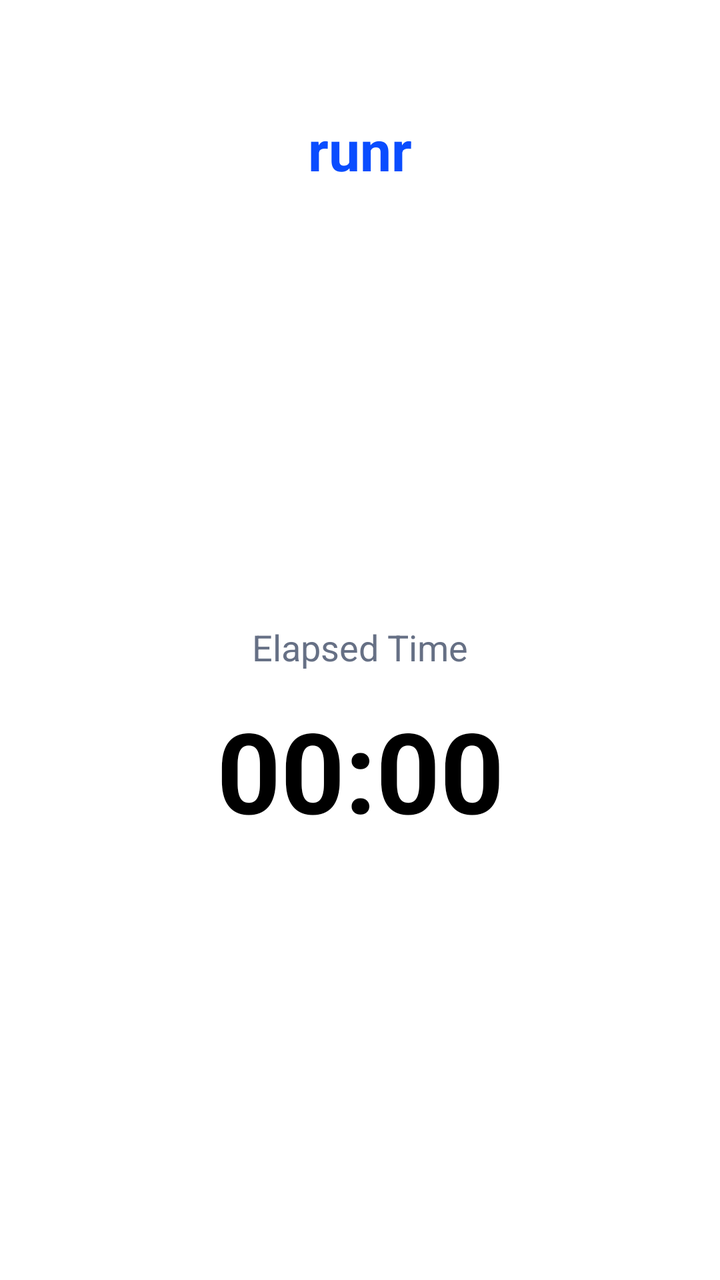
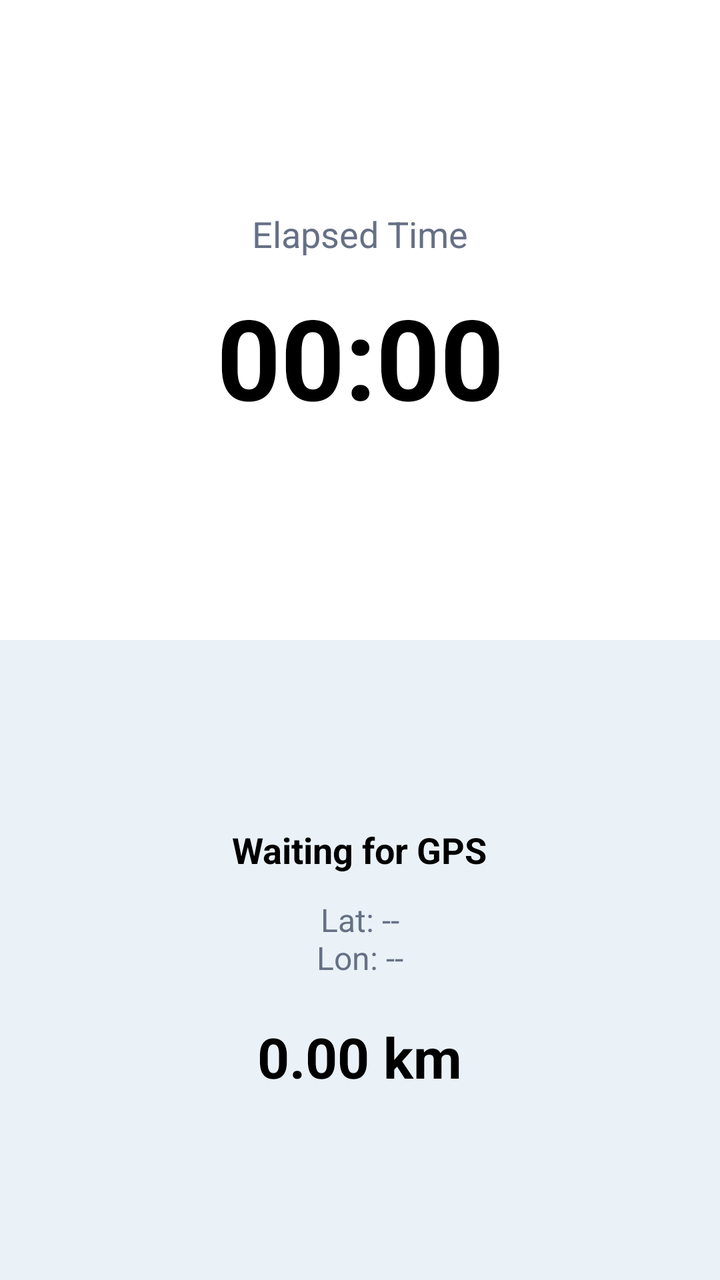

Compare the two renders of this Android layout. The source of the first and the diff that turns it into the second are given below.
<!-- AndroidManifest.xml: application theme Theme.runr -->
<!-- res/layout/activity_run.xml -->
<?xml version="1.0" encoding="utf-8"?>
<androidx.constraintlayout.widget.ConstraintLayout xmlns:android="http://schemas.android.com/apk/res/android"
    xmlns:app="http://schemas.android.com/apk/res-auto"
    xmlns:tools="http://schemas.android.com/tools"
    android:id="@+id/runRoot"
    android:layout_width="match_parent"
    android:layout_height="match_parent"
    android:background="@color/run_screen_background"
    tools:context=".RunActivity">

    <TextView
        android:id="@+id/runTitleText"
        android:layout_width="wrap_content"
        android:layout_height="wrap_content"
        android:layout_marginTop="56dp"
        android:text="@string/app_name"
        android:textColor="@color/run_screen_title"
        android:textSize="28sp"
        android:textStyle="bold"
        app:layout_constraintEnd_toEndOf="parent"
        app:layout_constraintStart_toStartOf="parent"
        app:layout_constraintTop_toTopOf="parent" />

    <TextView
        android:id="@+id/elapsedTimeLabel"
        android:layout_width="wrap_content"
        android:layout_height="wrap_content"
        android:text="@string/elapsed_time"
        android:textColor="@color/run_screen_secondary_text"
        android:textSize="18sp"
        app:layout_constraintBottom_toTopOf="@id/elapsedTimeChronometer"
        app:layout_constraintEnd_toEndOf="parent"
        app:layout_constraintStart_toStartOf="parent"
        app:layout_constraintTop_toBottomOf="@id/runTitleText"
        app:layout_constraintVertical_chainStyle="packed" />

    <Chronometer
        android:id="@+id/elapsedTimeChronometer"
        android:layout_width="wrap_content"
        android:layout_height="wrap_content"
        android:layout_marginTop="12dp"
        android:fontFamily="sans"
        android:format="%s"
        android:textColor="@color/run_screen_primary_text"
        android:textSize="56sp"
        android:textStyle="bold"
        app:layout_constraintBottom_toBottomOf="parent"
        app:layout_constraintEnd_toEndOf="parent"
        app:layout_constraintStart_toStartOf="parent"
        app:layout_constraintTop_toBottomOf="@id/elapsedTimeLabel" />

</androidx.constraintlayout.widget.ConstraintLayout>
<!-- resources referenced by this layout -->
<resources>
  <color name="run_screen_background">#FFFFFFFF</color>
  <color name="run_screen_primary_text">#FF000000</color>
  <color name="run_screen_secondary_text">#FF667085</color>
  <color name="run_screen_title">#FF0A4DFF</color>
  <string name="app_name">runr</string>
  <string name="elapsed_time">Elapsed Time</string>
  <style name="Theme.runr" parent="Base.Theme.runr" />
  <style name="Base.Theme.runr" parent="Theme.Material3.DayNight.NoActionBar">
          
          
      </style>
</resources>

<!-- the commit's change to res/layout/activity_run.xml (unified diff, before → after) -->
@@ -8,45 +8,104 @@
     android:background="@color/run_screen_background"
     tools:context=".RunActivity">
 
-    <TextView
-        android:id="@+id/runTitleText"
+    <androidx.constraintlayout.widget.Guideline
+        android:id="@+id/halfwayGuideline"
         android:layout_width="wrap_content"
         android:layout_height="wrap_content"
-        android:layout_marginTop="56dp"
-        android:text="@string/app_name"
-        android:textColor="@color/run_screen_title"
-        android:textSize="28sp"
-        android:textStyle="bold"
+        android:orientation="horizontal"
+        app:layout_constraintGuide_percent="0.5" />
+
+    <androidx.constraintlayout.widget.ConstraintLayout
+        android:id="@+id/timerContainer"
+        android:layout_width="0dp"
+        android:layout_height="0dp"
+        android:paddingStart="24dp"
+        android:paddingEnd="24dp"
+        app:layout_constraintBottom_toTopOf="@id/halfwayGuideline"
         app:layout_constraintEnd_toEndOf="parent"
         app:layout_constraintStart_toStartOf="parent"
-        app:layout_constraintTop_toTopOf="parent" />
+        app:layout_constraintTop_toTopOf="parent">
 
-    <TextView
-        android:id="@+id/elapsedTimeLabel"
-        android:layout_width="wrap_content"
-        android:layout_height="wrap_content"
-        android:text="@string/elapsed_time"
-        android:textColor="@color/run_screen_secondary_text"
-        android:textSize="18sp"
-        app:layout_constraintBottom_toTopOf="@id/elapsedTimeChronometer"
-        app:layout_constraintEnd_toEndOf="parent"
-        app:layout_constraintStart_toStartOf="parent"
-        app:layout_constraintTop_toBottomOf="@id/runTitleText"
-        app:layout_constraintVertical_chainStyle="packed" />
+        <TextView
+            android:id="@+id/elapsedTimeLabel"
+            android:layout_width="wrap_content"
+            android:layout_height="wrap_content"
+            android:text="@string/elapsed_time"
+            android:textColor="@color/run_screen_secondary_text"
+            android:textSize="18sp"
+            app:layout_constraintBottom_toTopOf="@id/elapsedTimeChronometer"
+            app:layout_constraintEnd_toEndOf="parent"
+            app:layout_constraintStart_toStartOf="parent"
+            app:layout_constraintTop_toTopOf="parent"
+            app:layout_constraintVertical_chainStyle="packed" />
 
-    <Chronometer
-        android:id="@+id/elapsedTimeChronometer"
-        android:layout_width="wrap_content"
-        android:layout_height="wrap_content"
-        android:layout_marginTop="12dp"
-        android:fontFamily="sans"
-        android:format="%s"
-        android:textColor="@color/run_screen_primary_text"
-        android:textSize="56sp"
-        android:textStyle="bold"
+        <Chronometer
+            android:id="@+id/elapsedTimeChronometer"
+            android:layout_width="wrap_content"
+            android:layout_height="wrap_content"
+            android:layout_marginTop="12dp"
+            android:fontFamily="sans"
+            android:format="%s"
+            android:textColor="@color/run_screen_primary_text"
+            android:textSize="56sp"
+            android:textStyle="bold"
+            app:layout_constraintBottom_toBottomOf="parent"
+            app:layout_constraintEnd_toEndOf="parent"
+            app:layout_constraintStart_toStartOf="parent"
+            app:layout_constraintTop_toBottomOf="@id/elapsedTimeLabel" />
+
+    </androidx.constraintlayout.widget.ConstraintLayout>
+
+    <FrameLayout
+        android:id="@+id/mapContainer"
+        android:layout_width="0dp"
+        android:layout_height="0dp"
+        android:background="@color/map_placeholder_background"
         app:layout_constraintBottom_toBottomOf="parent"
         app:layout_constraintEnd_toEndOf="parent"
         app:layout_constraintStart_toStartOf="parent"
-        app:layout_constraintTop_toBottomOf="@id/elapsedTimeLabel" />
+        app:layout_constraintTop_toBottomOf="@id/halfwayGuideline">
+
+        <LinearLayout
+            android:layout_width="match_parent"
+            android:layout_height="match_parent"
+            android:gravity="center"
+            android:orientation="vertical"
+            android:padding="24dp">
+
+            <TextView
+                android:id="@+id/locationStatusText"
+                android:layout_width="wrap_content"
+                android:layout_height="wrap_content"
+                android:gravity="center"
+                android:text="@string/location_waiting"
+                android:textColor="@color/run_screen_primary_text"
+                android:textSize="18sp"
+                android:textStyle="bold" />
+
+            <TextView
+                android:id="@+id/locationCoordinatesText"
+                android:layout_width="wrap_content"
+                android:layout_height="wrap_content"
+                android:layout_marginTop="12dp"
+                android:gravity="center"
+                android:text="@string/location_coordinates_placeholder"
+                android:textColor="@color/run_screen_secondary_text"
+                android:textSize="16sp" />
+
+            <TextView
+                android:id="@+id/distanceText"
+                android:layout_width="wrap_content"
+                android:layout_height="wrap_content"
+                android:layout_marginTop="20dp"
+                android:gravity="center"
+                android:text="@string/distance_placeholder"
+                android:textColor="@color/run_screen_primary_text"
+                android:textSize="28sp"
+                android:textStyle="bold" />
+
+        </LinearLayout>
+
+    </FrameLayout>
 
 </androidx.constraintlayout.widget.ConstraintLayout>
<!-- resource entries referenced after the edit -->
@@ -1,11 +1,13 @@
 <!-- resources referenced by this layout -->
 <resources>
+  <color name="map_placeholder_background">#FFEAF2F8</color>
   <color name="run_screen_background">#FFFFFFFF</color>
   <color name="run_screen_primary_text">#FF000000</color>
   <color name="run_screen_secondary_text">#FF667085</color>
-  <color name="run_screen_title">#FF0A4DFF</color>
-  <string name="app_name">runr</string>
+  <string name="distance_placeholder">0.00 km</string>
   <string name="elapsed_time">Elapsed Time</string>
+  <string name="location_coordinates_placeholder">Lat: --\nLon: --</string>
+  <string name="location_waiting">Waiting for GPS</string>
   <style name="Theme.runr" parent="Base.Theme.runr" />
   <style name="Base.Theme.runr" parent="Theme.Material3.DayNight.NoActionBar">
           
